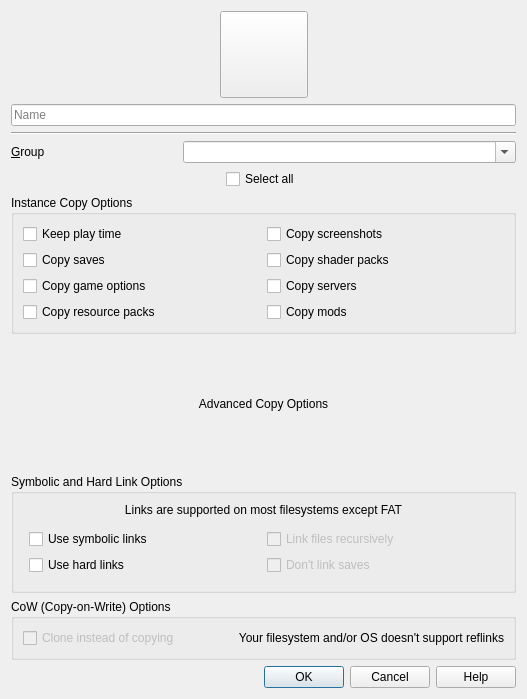
Above: launcher/ui/dialogs/CopyInstanceDialog.ui from FreesmTeam/FreesmLauncher before the change. Below: the same form after it.
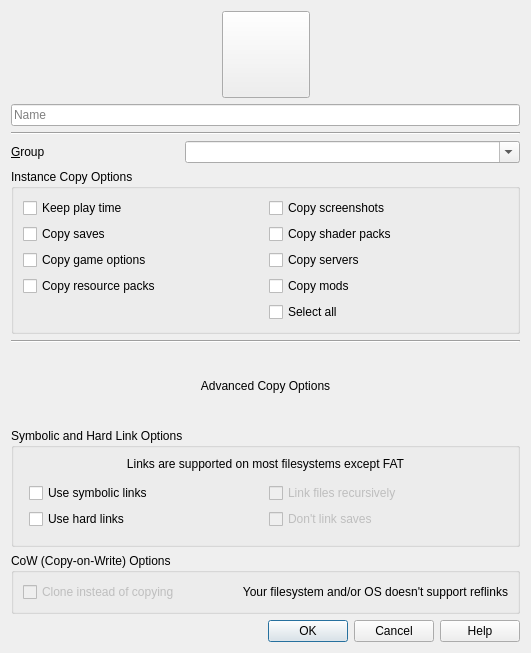
That is the form after the change. Icons and pictures are not drawn.

```diff
--- a/launcher/ui/dialogs/CopyInstanceDialog.ui
+++ b/launcher/ui/dialogs/CopyInstanceDialog.ui
@@ -9,8 +9,8 @@
    <rect>
     <x>0</x>
     <y>0</y>
-    <width>527</width>
-    <height>699</height>
+    <width>531</width>
+    <height>653</height>
    </rect>
   </property>
   <property name="windowTitle">
@@ -112,29 +112,6 @@
      </item>
     </layout>
    </item>
-   <item>
-    <layout class="QHBoxLayout" name="selectAllButtonLayout">
-     <item>
-      <widget class="QCheckBox" name="selectAllCheckbox">
-       <property name="sizePolicy">
-        <sizepolicy hsizetype="Fixed" vsizetype="Fixed">
-         <horstretch>0</horstretch>
-         <verstretch>0</verstretch>
-        </sizepolicy>
-       </property>
-       <property name="layoutDirection">
-        <enum>Qt::LeftToRight</enum>
-       </property>
-       <property name="text">
-        <string>Select all</string>
-       </property>
-       <property name="checked">
-        <bool>false</bool>
-       </property>
-      </widget>
-     </item>
-    </layout>
-   </item>
    <item>
     <widget class="QGroupBox" name="copyOptionsGroup">
      <property name="title">
@@ -206,9 +183,35 @@
         </property>
        </widget>
       </item>
+      <item row="7" column="1">
+       <widget class="QCheckBox" name="selectAllCheckbox">
+        <property name="sizePolicy">
+         <sizepolicy hsizetype="Minimum" vsizetype="Fixed">
+          <horstretch>0</horstretch>
+          <verstretch>0</verstretch>
+         </sizepolicy>
+        </property>
+        <property name="layoutDirection">
+         <enum>Qt::LeftToRight</enum>
+        </property>
+        <property name="text">
+         <string>Select all</string>
+        </property>
+        <property name="checked">
+         <bool>false</bool>
+        </property>
+       </widget>
+      </item>
      </layout>
     </widget>
    </item>
+   <item>
+    <widget class="Line" name="line_2">
+     <property name="orientation">
+      <enum>Qt::Horizontal</enum>
+     </property>
+    </widget>
+   </item>
    <item>
     <widget class="QLabel" name="advancedOptionsLabel">
      <property name="text">
@@ -250,7 +253,7 @@
          </widget>
         </item>
         <item>
-         <layout class="QGridLayout" name="linkOptionsGridLayout" rowstretch="0,0,0,0,0,0" columnstretch="0,0" rowminimumheight="0,0,0,0,0,0" columnminimumwidth="0,0">
+         <layout class="QGridLayout" name="linkOptionsGridLayout" rowstretch="0,0,0,0" columnstretch="0,0" rowminimumheight="0,0,0,0" columnminimumwidth="0,0">
           <property name="leftMargin">
            <number>6</number>
           </property>
@@ -263,19 +266,6 @@
           <property name="bottomMargin">
            <number>6</number>
           </property>
-          <item row="3" column="0">
-           <widget class="QCheckBox" name="hardLinksCheckbox">
-            <property name="enabled">
-             <bool>true</bool>
-            </property>
-            <property name="toolTip">
-             <string>Use hard links instead of symbolic links.</string>
-            </property>
-            <property name="text">
-             <string>Use hard links</string>
-            </property>
-           </widget>
-          </item>
           <item row="2" column="1">
            <widget class="QCheckBox" name="recursiveLinkCheckbox">
             <property name="enabled">
@@ -302,6 +292,19 @@
             </property>
            </widget>
           </item>
+          <item row="3" column="0">
+           <widget class="QCheckBox" name="hardLinksCheckbox">
+            <property name="enabled">
+             <bool>true</bool>
+            </property>
+            <property name="toolTip">
+             <string>Use hard links instead of copying files.</string>
+            </property>
+            <property name="text">
+             <string>Use hard links</string>
+            </property>
+           </widget>
+          </item>
           <item row="2" column="0">
            <widget class="QCheckBox" name="symbolicLinksCheckbox">
             <property name="text">
```
Left out of the diff: 50 changed lines with no effect on the pictures.
